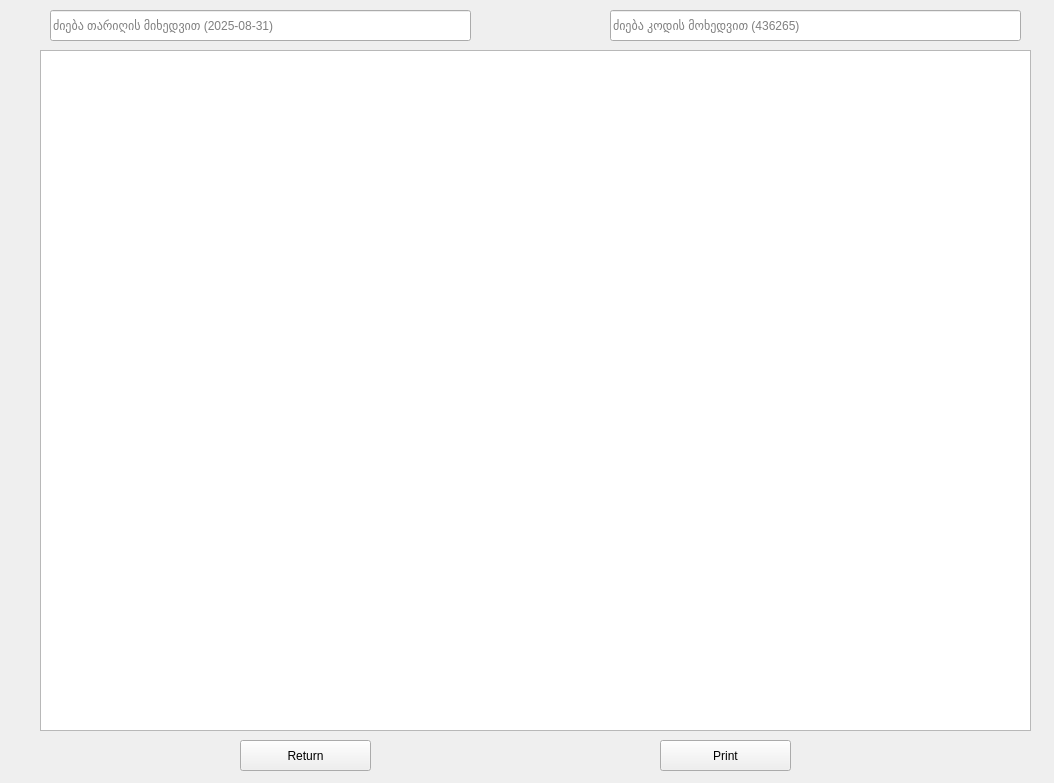
nikokvirtia1984/Melodia_1.0, file ui/return.ui: the form before one commit.
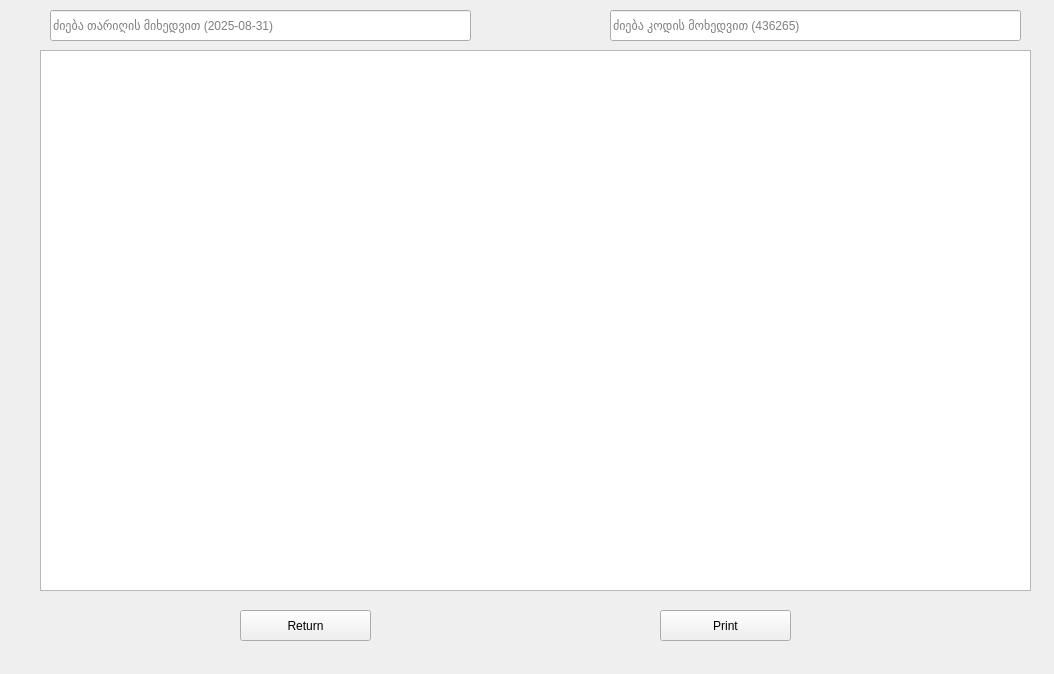
The form after the commit.

Patch:
```diff
--- a/ui/return.ui
+++ b/ui/return.ui
@@ -7,7 +7,7 @@
     <x>0</x>
     <y>0</y>
     <width>1054</width>
-    <height>783</height>
+    <height>674</height>
    </rect>
   </property>
   <property name="windowTitle">
@@ -19,7 +19,7 @@
      <x>40</x>
      <y>50</y>
      <width>991</width>
-     <height>681</height>
+     <height>541</height>
     </rect>
    </property>
   </widget>
@@ -56,7 +56,7 @@
    <property name="geometry">
     <rect>
      <x>240</x>
-     <y>740</y>
+     <y>610</y>
      <width>131</width>
      <height>31</height>
     </rect>
@@ -69,7 +69,7 @@
    <property name="geometry">
     <rect>
      <x>660</x>
-     <y>740</y>
+     <y>610</y>
      <width>131</width>
      <height>31</height>
     </rect>
```
